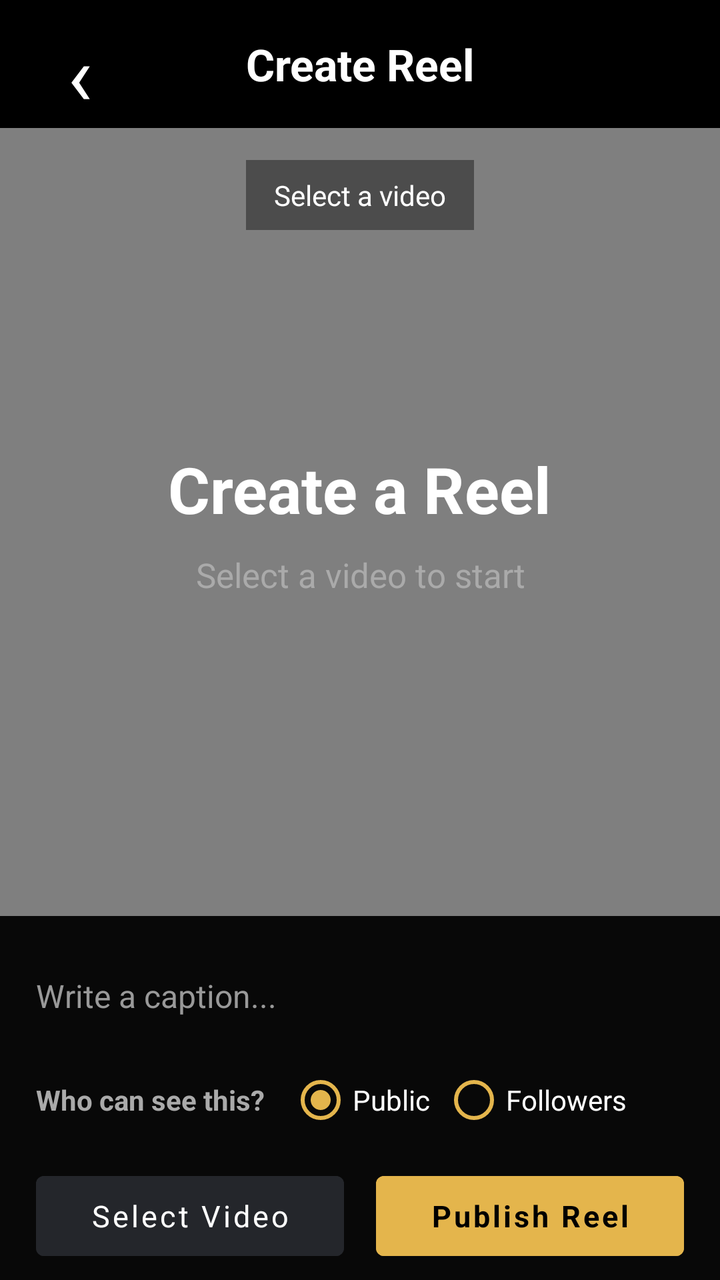
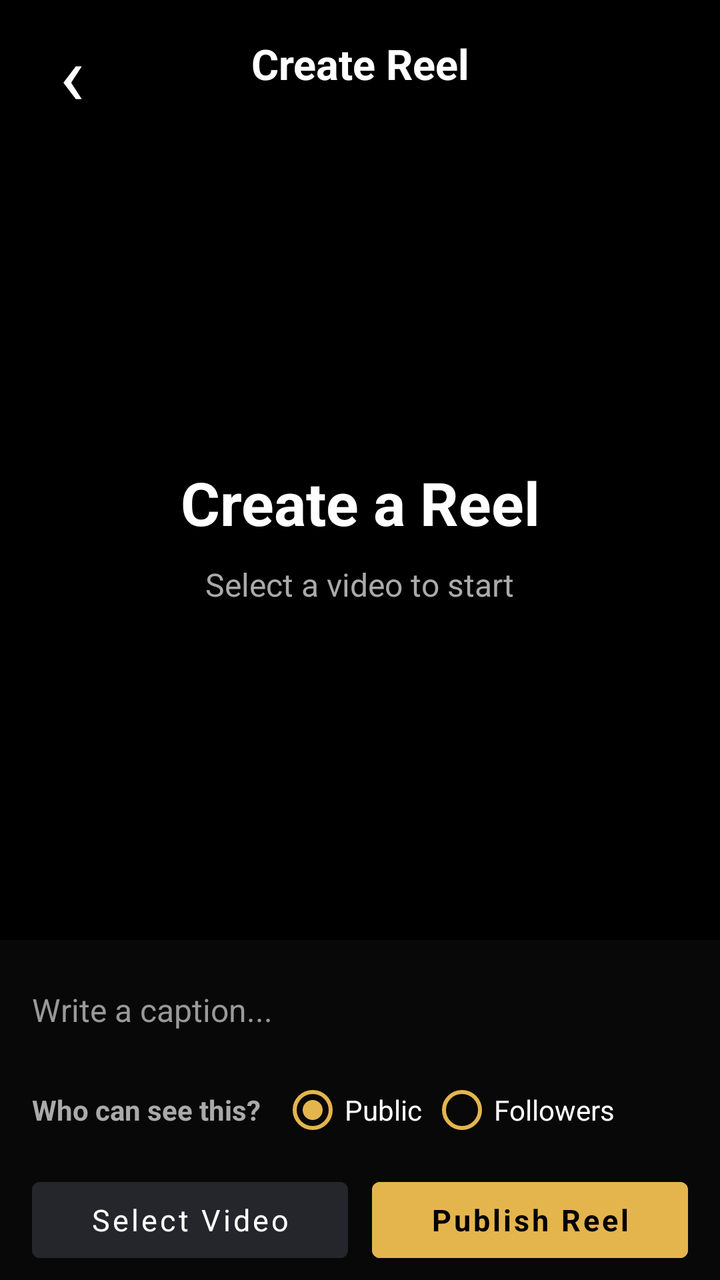

The first picture is an Android layout as it rendered before a commit; the second is the same layout after the commit. The layout source and the unified diff follow.
<!-- AndroidManifest.xml: application theme Theme.SanskritiSathi -->
<!-- res/layout/activity_reel_upload.xml -->
<?xml version="1.0" encoding="utf-8"?>
<FrameLayout
    xmlns:android="http://schemas.android.com/apk/res/android"
    android:id="@+id/reelUploadRoot"
    android:layout_width="match_parent"
    android:layout_height="match_parent"
    android:background="#000000">

    
    
    

    <LinearLayout
        android:layout_width="match_parent"
        android:layout_height="match_parent"
        android:orientation="vertical">

        
        
        

        <LinearLayout
            android:id="@+id/reelTopBar"
            android:layout_width="match_parent"
            android:layout_height="wrap_content"
            android:minHeight="64dp"
            android:gravity="center_vertical"
            android:orientation="horizontal"
            android:paddingStart="16dp"
            android:paddingEnd="16dp"
            android:background="#000000">

            <TextView
                android:id="@+id/reelBackButton"
                android:layout_width="48dp"
                android:layout_height="48dp"
                android:gravity="center"
                android:text="‹"
                android:textColor="#FFFFFF"
                android:textSize="42sp"
                android:fontFamily="sans"
                android:clickable="true"
                android:focusable="true"/>

            <TextView
                android:layout_width="0dp"
                android:layout_height="wrap_content"
                android:layout_weight="1"
                android:gravity="center"
                android:text="Create Reel"
                android:textColor="#FFFFFF"
                android:textSize="22sp"
                android:textStyle="bold"/>

            <View
                android:layout_width="48dp"
                android:layout_height="48dp"/>

        </LinearLayout>

        
        
        

        <FrameLayout
            android:layout_width="match_parent"
            android:layout_height="0dp"
            android:layout_weight="1"
            android:background="#000000">

            <VideoView
                android:id="@+id/videoPreview"
                android:layout_width="match_parent"
                android:layout_height="match_parent"
                android:visibility="visible"/>

            
            <LinearLayout
                android:id="@+id/emptyVideoState"
                android:layout_width="match_parent"
                android:layout_height="match_parent"
                android:gravity="center"
                android:orientation="vertical"
                android:padding="32dp">

                <TextView
                    android:layout_width="wrap_content"
                    android:layout_height="wrap_content"
                    android:text="Create a Reel"
                    android:textColor="#FFFFFF"
                    android:textSize="32sp"
                    android:textStyle="bold"
                    android:gravity="center"/>

                <TextView
                    android:layout_width="wrap_content"
                    android:layout_height="wrap_content"
                    android:layout_marginTop="10dp"
                    android:text="Select a video to start"
                    android:textColor="#AAAAAA"
                    android:textSize="17sp"
                    android:gravity="center"/>

            </LinearLayout>

            
            <TextView
                android:id="@+id/videoNameText"
                android:layout_width="wrap_content"
                android:layout_height="wrap_content"
                android:layout_gravity="top|center_horizontal"
                android:layout_marginTop="16dp"
                android:paddingStart="14dp"
                android:paddingEnd="14dp"
                android:paddingTop="8dp"
                android:paddingBottom="8dp"
                android:text="Select a video"
                android:textColor="#FFFFFF"
                android:textSize="14sp"
                android:background="#66000000"/>

        </FrameLayout>

        
        
        

        <LinearLayout
            android:id="@+id/reelBottomBar"
            android:layout_width="match_parent"
            android:layout_height="wrap_content"
            android:orientation="vertical"
            android:paddingStart="18dp"
            android:paddingEnd="18dp"
            android:paddingTop="14dp"
            android:background="#080808">

            

            <EditText
                android:id="@+id/captionInput"
                android:layout_width="match_parent"
                android:layout_height="52dp"
                android:background="@android:color/transparent"
                android:hint="Write a caption..."
                android:textColor="#FFFFFF"
                android:textColorHint="#999999"
                android:textSize="16sp"
                android:maxLines="2"
                android:inputType="textCapSentences|textMultiLine"/>

            

            <LinearLayout
                android:layout_width="match_parent"
                android:layout_height="52dp"
                android:gravity="center_vertical"
                android:orientation="horizontal">

                <TextView
                    android:layout_width="wrap_content"
                    android:layout_height="wrap_content"
                    android:text="Who can see this?"
                    android:textColor="#AAAAAA"
                    android:textSize="14sp"
                    android:textStyle="bold"/>

                <RadioButton
                    android:id="@+id/publicRadio"
                    android:layout_width="wrap_content"
                    android:layout_height="wrap_content"
                    android:layout_marginStart="12dp"
                    android:checked="true"
                    android:text="Public"
                    android:textColor="#FFFFFF"
                    android:buttonTint="#E4B54C"/>

                <RadioButton
                    android:id="@+id/followersRadio"
                    android:layout_width="wrap_content"
                    android:layout_height="wrap_content"
                    android:layout_marginStart="6dp"
                    android:text="Followers"
                    android:textColor="#FFFFFF"
                    android:buttonTint="#E4B54C"/>

            </LinearLayout>

            

            <ProgressBar
                android:id="@+id/uploadProgress"
                style="?android:attr/progressBarStyleHorizontal"
                android:layout_width="match_parent"
                android:layout_height="5dp"
                android:max="100"
                android:progress="0"
                android:visibility="gone"/>

            

            <LinearLayout
                android:layout_width="match_parent"
                android:layout_height="64dp"
                android:gravity="center_vertical"
                android:orientation="horizontal">

                <Button
                    android:id="@+id/selectVideoButton"
                    android:layout_width="0dp"
                    android:layout_height="52dp"
                    android:layout_weight="1"
                    android:layout_marginEnd="8dp"
                    android:text="Select Video"
                    android:textAllCaps="false"
                    android:textColor="#FFFFFF"
                    android:textSize="15sp"
                    android:backgroundTint="#24262B"/>

                <Button
                    android:id="@+id/publishButton"
                    android:layout_width="0dp"
                    android:layout_height="52dp"
                    android:layout_weight="1"
                    android:layout_marginStart="8dp"
                    android:text="Publish Reel"
                    android:textAllCaps="false"
                    android:textColor="#000000"
                    android:textSize="15sp"
                    android:textStyle="bold"
                    android:backgroundTint="#E4B54C"/>

            </LinearLayout>

        </LinearLayout>

    </LinearLayout>

</FrameLayout>
<!-- resources referenced by this layout -->
<resources>
  <style name="Theme.SanskritiSathi" parent="Theme.MaterialComponents.DayNight.NoActionBar">
  
          <item name="android:fontFamily">sans-serif</item>
  
          
          <item name="android:statusBarColor">#0F111A</item>
          <item name="android:windowLightStatusBar">false</item>
  
          <item name="android:navigationBarColor">#1A1D2B</item>
          <item name="android:windowLightNavigationBar">false</item>
  
          <item name="android:windowActionModeOverlay">true</item>
          <item name="android:windowNoTitle">true</item>
  
          <item name="android:windowBackground">#0F111A</item>
  
          <item name="android:textColorPrimary">#FFFFFF</item>
          <item name="android:textColorSecondary">#A0A5B5</item>
  
      </style>
</resources>

<!-- the commit's change to res/layout/activity_reel_upload.xml (unified diff, before → after) -->
@@ -6,28 +6,20 @@
     android:layout_height="match_parent"
     android:background="#000000">
 
-    
-    
-    
-
     <LinearLayout
         android:layout_width="match_parent"
         android:layout_height="match_parent"
         android:orientation="vertical">
 
         
-        
-        
-
         <LinearLayout
             android:id="@+id/reelTopBar"
             android:layout_width="match_parent"
-            android:layout_height="wrap_content"
-            android:minHeight="64dp"
+            android:layout_height="64dp"
             android:gravity="center_vertical"
             android:orientation="horizontal"
-            android:paddingStart="16dp"
-            android:paddingEnd="16dp"
+            android:paddingStart="12dp"
+            android:paddingEnd="12dp"
             android:background="#000000">
 
             <TextView
@@ -38,7 +30,6 @@
                 android:text="‹"
                 android:textColor="#FFFFFF"
                 android:textSize="42sp"
-                android:fontFamily="sans"
                 android:clickable="true"
                 android:focusable="true"/>
 
@@ -49,7 +40,7 @@
                 android:gravity="center"
                 android:text="Create Reel"
                 android:textColor="#FFFFFF"
-                android:textSize="22sp"
+                android:textSize="21sp"
                 android:textStyle="bold"/>
 
             <View
@@ -59,20 +50,20 @@
         </LinearLayout>
 
         
-        
-        
-
         <FrameLayout
+            android:id="@+id/videoContainer"
             android:layout_width="match_parent"
             android:layout_height="0dp"
             android:layout_weight="1"
             android:background="#000000">
 
+            
             <VideoView
                 android:id="@+id/videoPreview"
                 android:layout_width="match_parent"
                 android:layout_height="match_parent"
-                android:visibility="visible"/>
+                android:visibility="gone"
+                android:background="#000000"/>
 
             
             <LinearLayout
@@ -81,14 +72,15 @@
                 android:layout_height="match_parent"
                 android:gravity="center"
                 android:orientation="vertical"
-                android:padding="32dp">
+                android:padding="30dp"
+                android:background="#000000">
 
                 <TextView
                     android:layout_width="wrap_content"
                     android:layout_height="wrap_content"
                     android:text="Create a Reel"
                     android:textColor="#FFFFFF"
-                    android:textSize="32sp"
+                    android:textSize="30sp"
                     android:textStyle="bold"
                     android:gravity="center"/>
 
@@ -98,7 +90,7 @@
                     android:layout_marginTop="10dp"
                     android:text="Select a video to start"
                     android:textColor="#AAAAAA"
-                    android:textSize="17sp"
+                    android:textSize="16sp"
                     android:gravity="center"/>
 
             </LinearLayout>
@@ -109,38 +101,34 @@
                 android:layout_width="wrap_content"
                 android:layout_height="wrap_content"
                 android:layout_gravity="top|center_horizontal"
-                android:layout_marginTop="16dp"
+                android:layout_marginTop="14dp"
                 android:paddingStart="14dp"
                 android:paddingEnd="14dp"
-                android:paddingTop="8dp"
-                android:paddingBottom="8dp"
-                android:text="Select a video"
+                android:paddingTop="7dp"
+                android:paddingBottom="7dp"
+                android:text="Video selected ✓"
                 android:textColor="#FFFFFF"
                 android:textSize="14sp"
-                android:background="#66000000"/>
+                android:visibility="gone"
+                android:background="#99000000"/>
 
         </FrameLayout>
 
         
-        
-        
-
         <LinearLayout
             android:id="@+id/reelBottomBar"
             android:layout_width="match_parent"
             android:layout_height="wrap_content"
             android:orientation="vertical"
-            android:paddingStart="18dp"
-            android:paddingEnd="18dp"
-            android:paddingTop="14dp"
+            android:paddingStart="16dp"
+            android:paddingEnd="16dp"
+            android:paddingTop="10dp"
             android:background="#080808">
-
-            
 
             <EditText
                 android:id="@+id/captionInput"
                 android:layout_width="match_parent"
-                android:layout_height="52dp"
+                android:layout_height="50dp"
                 android:background="@android:color/transparent"
                 android:hint="Write a caption..."
                 android:textColor="#FFFFFF"
@@ -149,11 +137,9 @@
                 android:maxLines="2"
                 android:inputType="textCapSentences|textMultiLine"/>
 
-            
-
             <LinearLayout
                 android:layout_width="match_parent"
-                android:layout_height="52dp"
+                android:layout_height="50dp"
                 android:gravity="center_vertical"
                 android:orientation="horizontal">
 
@@ -169,7 +155,7 @@
                     android:id="@+id/publicRadio"
                     android:layout_width="wrap_content"
                     android:layout_height="wrap_content"
-                    android:layout_marginStart="12dp"
+                    android:layout_marginStart="10dp"
                     android:checked="true"
                     android:text="Public"
                     android:textColor="#FFFFFF"
@@ -179,14 +165,12 @@
                     android:id="@+id/followersRadio"
                     android:layout_width="wrap_content"
                     android:layout_height="wrap_content"
-                    android:layout_marginStart="6dp"
+                    android:layout_marginStart="4dp"
                     android:text="Followers"
                     android:textColor="#FFFFFF"
                     android:buttonTint="#E4B54C"/>
 
             </LinearLayout>
-
-            
 
             <ProgressBar
                 android:id="@+id/uploadProgress"
@@ -197,20 +181,18 @@
                 android:progress="0"
                 android:visibility="gone"/>
 
-            
-
             <LinearLayout
                 android:layout_width="match_parent"
-                android:layout_height="64dp"
+                android:layout_height="60dp"
                 android:gravity="center_vertical"
                 android:orientation="horizontal">
 
                 <Button
                     android:id="@+id/selectVideoButton"
                     android:layout_width="0dp"
-                    android:layout_height="52dp"
+                    android:layout_height="50dp"
                     android:layout_weight="1"
-                    android:layout_marginEnd="8dp"
+                    android:layout_marginEnd="6dp"
                     android:text="Select Video"
                     android:textAllCaps="false"
                     android:textColor="#FFFFFF"
@@ -220,9 +202,9 @@
                 <Button
                     android:id="@+id/publishButton"
                     android:layout_width="0dp"
-                    android:layout_height="52dp"
+                    android:layout_height="50dp"
                     android:layout_weight="1"
-                    android:layout_marginStart="8dp"
+                    android:layout_marginStart="6dp"
                     android:text="Publish Reel"
                     android:textAllCaps="false"
                     android:textColor="#000000"
